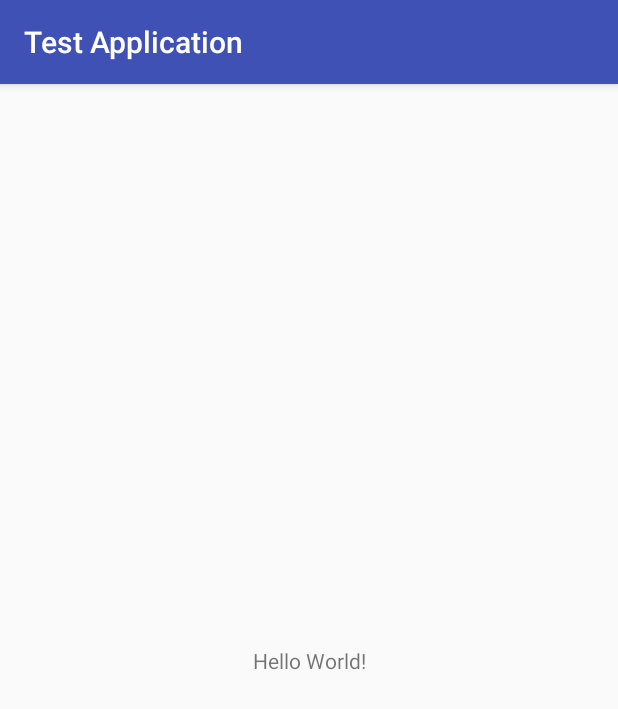
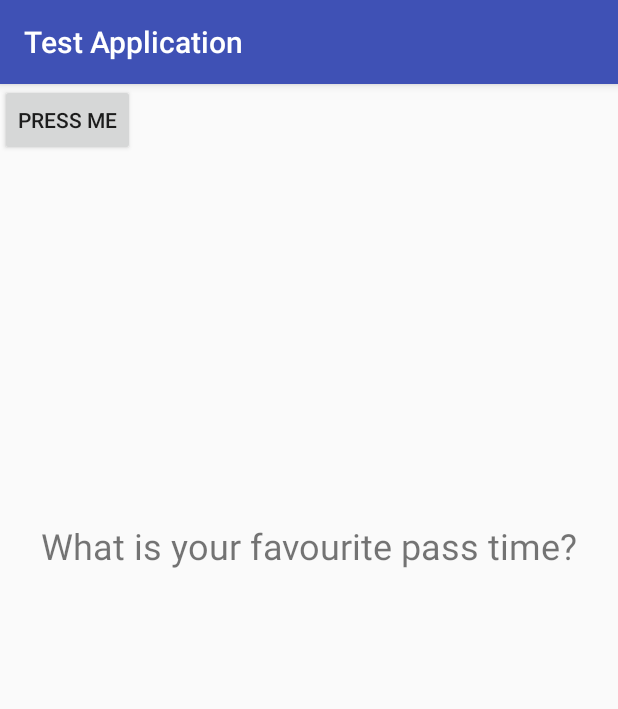
Before and after one commit to cs15jjs/TestRepository, an Android app: the screen it shows after launch (MainActivity), on a phone screen of 412 x 824 dp. Shown: the top 709 px of the screen. Run offline under Robolectric (Android 15) with nearby library versions, the phone set to English and light mode, and no system bars.

Commit message:
Added button and changed text view ID

```diff
--- a/TestApplication/app/src/main/res/layout/activity_main.xml
+++ b/TestApplication/app/src/main/res/layout/activity_main.xml
@@ -7,12 +7,23 @@
     tools:context="joneilstarkie.testapplication.MainActivity">
 
     <TextView
+        android:id="@+id/question_text_view"
         android:layout_width="wrap_content"
         android:layout_height="wrap_content"
-        android:text="Hello World!"
+        android:text="What is your favourite pass time?"
+        android:textSize="24sp"
         app:layout_constraintBottom_toBottomOf="parent"
         app:layout_constraintLeft_toLeftOf="parent"
         app:layout_constraintRight_toRightOf="parent"
-        app:layout_constraintTop_toTopOf="parent" />
+        app:layout_constraintTop_toTopOf="parent"
+        app:layout_constraintVertical_bias="0.396" />
+
+    <Button
+        android:id="@+id/pressme_button"
+        android:layout_width="wrap_content"
+        android:layout_height="wrap_content"
+        android:text="Press me"
+        tools:layout_editor_absoluteX="147dp"
+        tools:layout_editor_absoluteY="284dp" />
 
 </android.support.constraint.ConstraintLayout>
```
